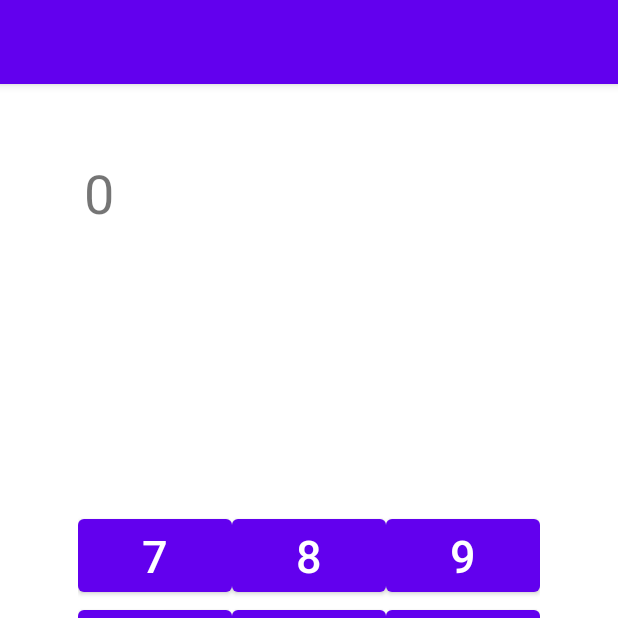
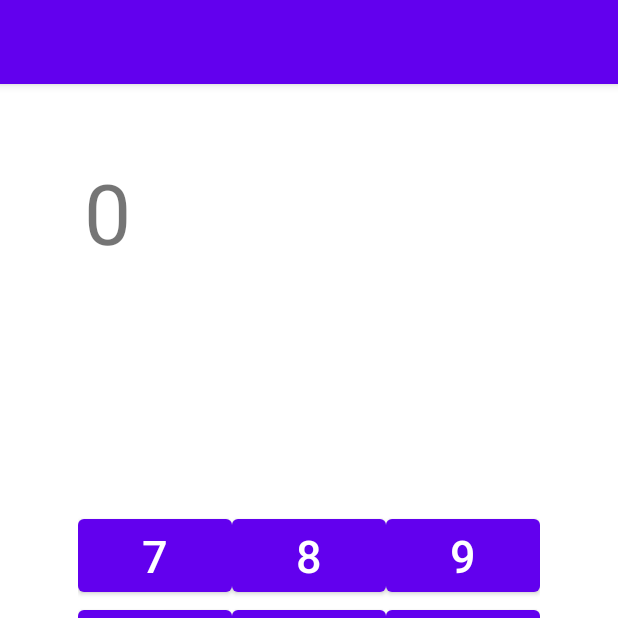
Before and after one commit to programadornovato/Mi-Primer-Proyecto-Android-Studio, an Android app: the screen it shows after launch (MainActivity), on a phone screen of 412 x 824 dp, the top half of it. Run offline under Robolectric (Android 15) with nearby library versions, the phone set to English and light mode, and no system bars.

Commit message:
TableLayout en Android Studio (Calculadora con kotlin 2 da parte) [40]
Video:
https://youtu.be/rHpFI3XB-q0

```diff
--- a/app/src/main/res/layout/activity_main.xml
+++ b/app/src/main/res/layout/activity_main.xml
@@ -23,6 +23,7 @@
                 android:layout_width="0dp"
                 android:layout_height="wrap_content"
                 android:layout_weight="1"
+                android:onClick="calcular"
                 android:text="7"
                 android:textSize="30sp" />
 
@@ -31,6 +32,7 @@
                 android:layout_width="0dp"
                 android:layout_height="wrap_content"
                 android:layout_weight="1"
+                android:onClick="calcular"
                 android:text="8"
                 android:textSize="30sp" />
 
@@ -39,6 +41,7 @@
                 android:layout_width="0dp"
                 android:layout_height="wrap_content"
                 android:layout_weight="1"
+                android:onClick="calcular"
                 android:text="9"
                 android:textSize="30sp" />
         </TableRow>
@@ -52,6 +55,7 @@
                 android:layout_width="0dp"
                 android:layout_height="wrap_content"
                 android:layout_weight="1"
+                android:onClick="calcular"
                 android:text="4"
                 android:textSize="30sp" />
 
@@ -60,6 +64,7 @@
                 android:layout_width="0dp"
                 android:layout_height="wrap_content"
                 android:layout_weight="1"
+                android:onClick="calcular"
                 android:text="5"
                 android:textSize="30sp" />
 
@@ -68,6 +73,7 @@
                 android:layout_width="0dp"
                 android:layout_height="wrap_content"
                 android:layout_weight="1"
+                android:onClick="calcular"
                 android:text="6"
                 android:textSize="30sp" />
         </TableRow>
@@ -81,6 +87,7 @@
                 android:layout_width="0dp"
                 android:layout_height="wrap_content"
                 android:layout_weight="1"
+                android:onClick="calcular"
                 android:text="1"
                 android:textSize="30sp" />
 
@@ -89,6 +96,7 @@
                 android:layout_width="0dp"
                 android:layout_height="wrap_content"
                 android:layout_weight="1"
+                android:onClick="calcular"
                 android:text="2"
                 android:textSize="30sp" />
 
@@ -97,6 +105,7 @@
                 android:layout_width="0dp"
                 android:layout_height="wrap_content"
                 android:layout_weight="1"
+                android:onClick="calcular"
                 android:text="3"
                 android:textSize="30sp" />
         </TableRow>
@@ -110,6 +119,7 @@
                 android:layout_width="0dp"
                 android:layout_height="wrap_content"
                 android:layout_weight="1"
+                android:onClick="calcular"
                 android:text="+"
                 android:textSize="30sp" />
 
@@ -118,6 +128,7 @@
                 android:layout_width="0dp"
                 android:layout_height="wrap_content"
                 android:layout_weight="1"
+                android:onClick="calcular"
                 android:text="0"
                 android:textSize="30sp" />
 
@@ -126,6 +137,7 @@
                 android:layout_width="0dp"
                 android:layout_height="wrap_content"
                 android:layout_weight="1"
+                android:onClick="calcular"
                 android:text="-"
                 android:textSize="30sp" />
         </TableRow>
@@ -139,6 +151,7 @@
                 android:layout_width="0dp"
                 android:layout_height="wrap_content"
                 android:layout_weight="1"
+                android:onClick="calcular"
                 android:text="*"
                 android:textSize="30sp" />
 
@@ -147,6 +160,7 @@
                 android:layout_width="0dp"
                 android:layout_height="wrap_content"
                 android:layout_weight="1"
+                android:onClick="calcular"
                 android:text="/"
                 android:textSize="30sp" />
 
@@ -155,6 +169,7 @@
                 android:layout_width="0dp"
                 android:layout_height="wrap_content"
                 android:layout_weight="1"
+                android:onClick="calcular"
                 android:text="="
                 android:textSize="30sp" />
         </TableRow>
@@ -167,20 +182,21 @@
                 android:id="@+id/button27"
                 android:layout_width="308dp"
                 android:layout_height="wrap_content"
-                android:text="Reset" />
+                android:onClick="calcular"
+                android:text="RESET" />
         </TableRow>
 
     </TableLayout>
 
     <TextView
-        android:id="@+id/textView2"
+        android:id="@+id/tvRes"
         android:layout_width="wrap_content"
         android:layout_height="wrap_content"
         android:layout_marginStart="56dp"
         android:layout_marginLeft="56dp"
         android:layout_marginTop="48dp"
         android:text="0"
-        android:textSize="36sp"
+        android:textSize="56sp"
         app:layout_constraintStart_toStartOf="parent"
         app:layout_constraintTop_toTopOf="parent" />
 </androidx.constraintlayout.widget.ConstraintLayout>
```
Also changed, not shown: app/src/main/java/com/programadornovato/miprimerproyecto/MainActivity.kt (+106 -6 lines).
